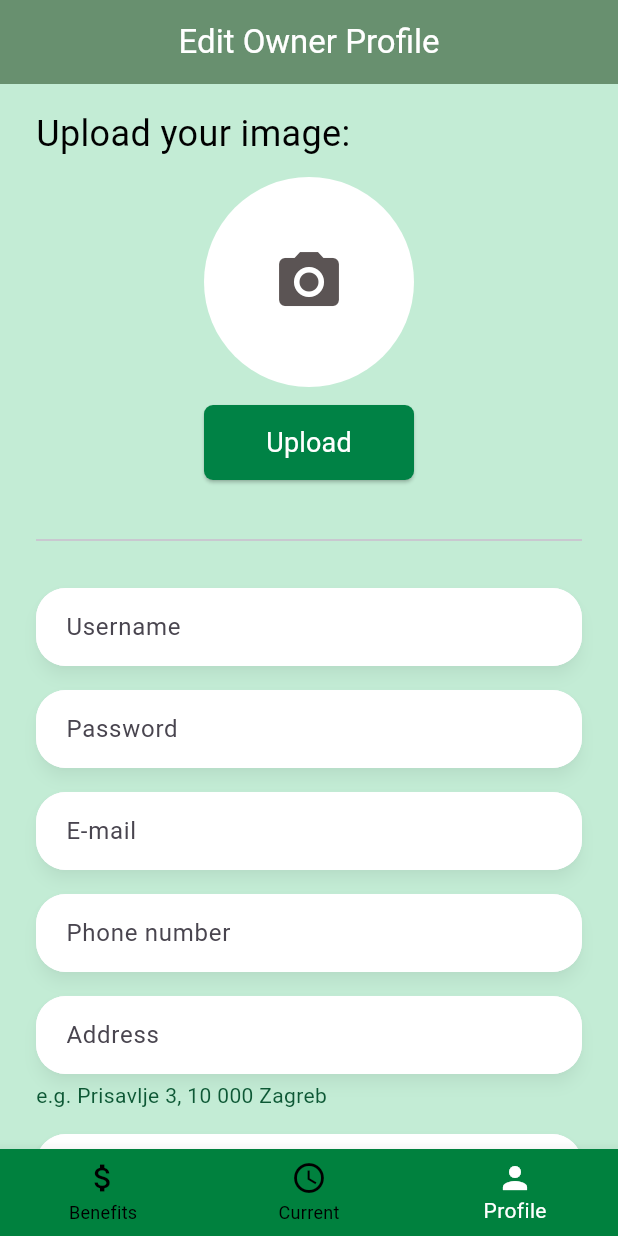
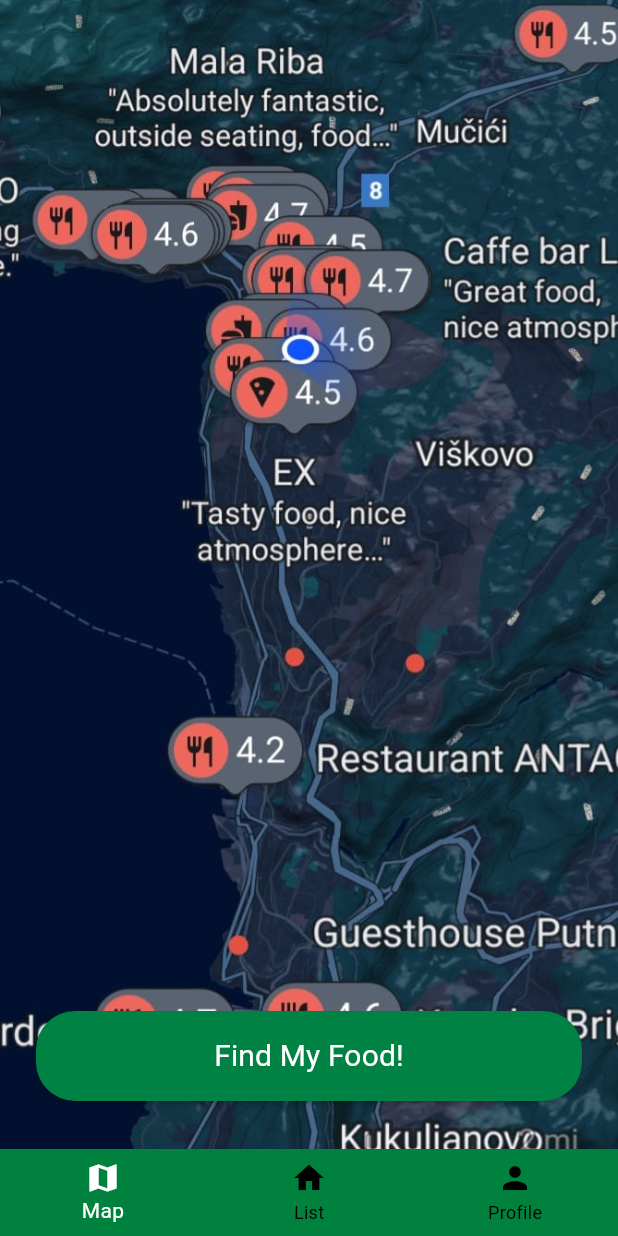
Before and after one commit to ColazioCarlo/FindMyFood, a Flutter app: the screen it shows after launch, on a phone screen of 412 x 824 dp. Run offline on Flutter 3.47's test engine with Material 3 defaults, Android fonts, the light colour scheme and no system bars; our stand-ins replace flutter_svg, jwt_decoder; missing offline and left inert: dart:ffi, mobile_scanner; Roboto replaces fonts that are missing (Actor).

Commit message:
Dodan map.dart čime je upotpunjen i user flow

```diff
--- a/lib/main.dart
+++ b/lib/main.dart
@@ -1,3 +1,5 @@
+// lib/main.dart
+
 import 'package:flutter/material.dart';
 
 // Existing imports:
@@ -5,20 +7,14 @@ import 'package:find_my_food/login/register.dart';
 import 'home.dart';
 import 'login/login.dart';
 
-// NEW imports for your existing screens:
+// NEW imports for your new screens:
 import 'restaurant_list.dart';
 import 'reservation.dart';
 import 'use_benefits_before_paying.dart';
 import 'pay.dart';
 
-// Import your Edit Owner Profile page:
-import 'edit_owner_profile.dart';
-
-// Import the new Current Conditions page:
-import 'current_conditions.dart';
-
-// Import the new Edit Benefits page:
-import 'edit_benefits.dart';
+// Import the new Map page:
+import 'map.dart';
 
 void main() {
   runApp(const MyApp());
@@ -30,7 +26,6 @@ class MyApp extends StatelessWidget {
   @override
   Widget build(BuildContext context) {
     const appTitle = 'FindMyFood';
-
     return MaterialApp(
       debugShowCheckedModeBanner: false,
       title: appTitle,
@@ -58,12 +53,15 @@ class MyApp extends StatelessWidget {
         ),
       ),
 
-      // Launch straight into the Edit Owner Profile page:
-      home: const EditOwnerProfilePage(),
+      // ───────────────────────────────────────────────────────────────────
+      // Start on the “Map” page by default:
+      initialRoute: '/map',
 
-      // ───────────────────────────────────────────────────────────────────
-      // ROUTES MAP
+      // Named route definitions:
       routes: {
+        // NEW: Route for “Map” screen
+        '/map': (context) => const MapPage(),
+
         '/login': (_) => const LoginScreen(),
         '/register': (_) => const RegisterScreen(),
         '/home': (_) => const MyHomePage(),
@@ -87,7 +85,7 @@ class MyApp extends StatelessWidget {
             reservationDate:
             DateTime.parse(args['reservationDate'] as String),
             reservationTime:
-            stringToTimeOfDay(args['reservationTime'] as String),
+            _stringToTimeOfDay(args['reservationTime'] as String),
             fidelityPoints: args['fidelityPoints'] as int,
             voucherCode: args['voucherCode'] as String,
           );
@@ -102,25 +100,15 @@ class MyApp extends StatelessWidget {
             discountedSum: args['discountedSum'] as int,
           );
         },
-
-        // NEW: Route for “Current Conditions” screen
-        '/current_conditions': (context) => const CurrentConditionsPage(),
-
-        // NEW: Route for “Profile” screen (i.e. Edit Owner Profile)
-        '/profile': (context) => const EditOwnerProfilePage(),
-
-        // NEW: Route for “Benefits” screen (EditBenefitsPage)
-        '/benefits': (context) => const EditBenefitsPage(),
       },
     );
   }
+
+  /// Helper to convert an “HH:mm” string into a TimeOfDay.
+  static TimeOfDay _stringToTimeOfDay(String timeString) {
+    final parts = timeString.split(':');
+    final hour = int.parse(parts[0]);
+    final minute = int.parse(parts[1]);
+    return TimeOfDay(hour: hour, minute: minute);
+  }
 }
-
-/// Top‐level helper to convert an “HH:mm” string into a TimeOfDay.
-/// Moving this out of MyApp so it’s in scope for the route closures.
-TimeOfDay stringToTimeOfDay(String timeString) {
-  final parts = timeString.split(':');
-  final hour = int.parse(parts[0]);
-  final minute = int.parse(parts[1]);
-  return TimeOfDay(hour: hour, minute: minute);
-}
--- /dev/null
+++ b/lib/map.dart
@@ -0,0 +1,95 @@
+// lib/map.dart
+
+import 'package:flutter/material.dart';
+
+class MapPage extends StatelessWidget {
+  const MapPage({super.key});
+
+  @override
+  Widget build(BuildContext context) {
+    return Scaffold(
+      // Use a Stack so that we can place the map image behind and the button on top
+      body: Stack(
+        children: [
+          // Full‐screen placeholder map image
+          Positioned.fill(
+            child: Image.asset(
+              'assets/images/map_placeholder.jpg',
+              fit: BoxFit.cover,
+            ),
+          ),
+
+          // “Find My Food!” button at bottom center
+          Align(
+            alignment: Alignment.bottomCenter,
+            child: Padding(
+              padding: const EdgeInsets.symmetric(horizontal: 24, vertical: 32),
+              child: SizedBox(
+                width: double.infinity,
+                height: 60, // a bit taller for better centering
+                child: ElevatedButton(
+                  onPressed: () {
+                    // Push to restaurant_list.dart (route '/list')
+                    Navigator.pushNamed(context, '/list');
+                  },
+                  style: ElevatedButton.styleFrom(
+                    backgroundColor: const Color(0xFF008245),
+                    shape: RoundedRectangleBorder(
+                      borderRadius: BorderRadius.circular(26),
+                    ),
+                    padding: EdgeInsets.zero, // ensures full-size coverage
+                  ),
+                  child: const Center(
+                    child: Text(
+                      'Find My Food!',
+                      textAlign: TextAlign.center,
+                      style: TextStyle(
+                        color: Colors.white,
+                        fontSize: 20,
+                        fontFamily: 'Actor',
+                        fontWeight: FontWeight.w400,
+                      ),
+                    ),
+                  ),
+                ),
+              ),
+            ),
+          ),
+        ],
+      ),
+
+      // Bottom navigation bar shared across Reservation, List, Profile, and now Map
+      bottomNavigationBar: BottomNavigationBar(
+        backgroundColor: const Color(0xFF00813E),
+        selectedItemColor: Colors.white,
+        unselectedItemColor: Colors.black,
+        currentIndex: 0, // “Map” is index 0 when on MapPage
+        onTap: (index) {
+          if (index == 0) {
+            // Already on Map → do nothing
+          } else if (index == 1) {
+            // Go to Restaurant List
+            Navigator.pushNamed(context, '/list');
+          } else if (index == 2) {
+            // Go to Profile
+            Navigator.pushNamed(context, '/profile');
+          }
+        },
+        items: const [
+          BottomNavigationBarItem(
+            icon: Icon(Icons.map),
+            label: 'Map',
+          ),
+          BottomNavigationBarItem(
+            icon: Icon(Icons.home),
+            label: 'List',
+          ),
+          BottomNavigationBarItem(
+            icon: Icon(Icons.person),
+            label: 'Profile',
+          ),
+        ],
+      ),
+    );
+  }
+}
--- a/lib/profile.dart
+++ b/lib/profile.dart
@@ -1,5 +1,3 @@
-// lib/profile.dart
-
 import 'package:flutter/material.dart';
 
 class ProfilePage extends StatelessWidget {
@@ -228,11 +226,9 @@ class ProfilePage extends StatelessWidget {
                         child: ListView.separated(
                           shrinkWrap: true,
                           itemCount: _futureReservations.length,
-                          separatorBuilder: (_, __) =>
-                          const SizedBox(height: 8),
+                          separatorBuilder: (_, __) => const SizedBox(height: 8),
                           itemBuilder: (context, index) {
-                            final restaurantName =
-                            _futureReservations[index];
+                            final restaurantName = _futureReservations[index];
                             return Row(
                               mainAxisAlignment: MainAxisAlignment.spaceBetween,
                               children: [
@@ -251,19 +247,19 @@ class ProfilePage extends StatelessWidget {
                                   child: ElevatedButton(
                                     onPressed: () {
                                       // TODO: navigate to reservation details
-                                      ScaffoldMessenger.of(context)
-                                          .showSnackBar(SnackBar(
-                                        content:
-                                        Text('Selected $restaurantName'),
-                                      ));
+                                      ScaffoldMessenger.of(context).showSnackBar(
+                                        SnackBar(
+                                          content: Text('Selected $restaurantName'),
+                                        ),
+                                      );
                                     },
                                     style: ElevatedButton.styleFrom(
                                       backgroundColor: const Color(0xFF136E49),
                                       shape: RoundedRectangleBorder(
                                         borderRadius: BorderRadius.circular(20),
                                       ),
-                                      padding: const EdgeInsets.symmetric(
-                                          vertical: 0),
+                                      padding:
+                                      const EdgeInsets.symmetric(vertical: 0),
                                     ),
                                     child: const Text(
                                       'SELECT',
@@ -317,8 +313,7 @@ class ProfilePage extends StatelessWidget {
                           shrinkWrap: true,
                           physics: const NeverScrollableScrollPhysics(),
                           itemCount: _pastReservations.length,
-                          separatorBuilder: (_, __) =>
-                          const SizedBox(height: 8),
+                          separatorBuilder: (_, __) => const SizedBox(height: 8),
                           itemBuilder: (context, index) {
                             final restaurantName = _pastReservations[index];
                             return Text(
@@ -507,11 +502,13 @@ class ProfilePage extends StatelessWidget {
         currentIndex: 2, // “Profile” is index 2
         onTap: (index) {
           if (index == 0) {
-            Navigator.pushNamed(context, '/home');
+            // Navigate to Map page
+            Navigator.pushNamed(context, '/map');
           } else if (index == 1) {
+            // Navigate to Restaurant List
             Navigator.pushNamed(context, '/list');
           } else if (index == 2) {
-            // already on “Profile”
+            // Already on “Profile” → do nothing
           }
         },
         items: const [
--- a/lib/restaurant_list.dart
+++ b/lib/restaurant_list.dart
@@ -1,5 +1,3 @@
-// lib/restaurant_list.dart
-
 import 'package:flutter/material.dart';
 import 'reservation.dart';
 import 'profile.dart'; // import your profile screen
@@ -167,10 +165,12 @@ class RestaurantListPage extends StatelessWidget {
         currentIndex: 1, // index 1 = “List”
         onTap: (index) {
           if (index == 0) {
-            Navigator.pushNamed(context, '/home');
+            // Navigate to Map
+            Navigator.pushNamed(context, '/map');
           } else if (index == 1) {
-            // already on “List”
+            // Already on “List” → do nothing
           } else if (index == 2) {
+            // Navigate to Profile
             Navigator.push(
               context,
               MaterialPageRoute(builder: (_) => const ProfilePage()),
```
Also changed, not shown: assets/images/map_placeholder.jpg (added).
